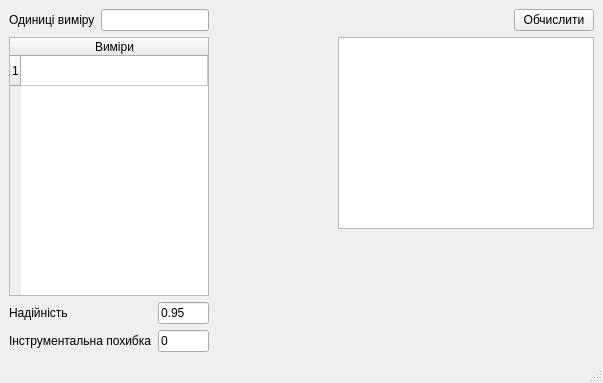
First picture: the form in ui/mainwindow.ui, repository oles1999/Error_calculator, before the edit.
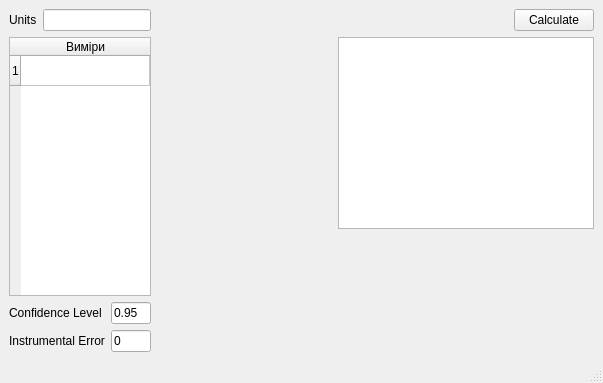
Second picture: the form after the edit. Custom widgets are drawn as their Qt base class.

Patch:
```diff
--- a/ui/mainwindow.ui
+++ b/ui/mainwindow.ui
@@ -25,7 +25,7 @@
         <item>
          <widget class="QLabel" name="label">
           <property name="text">
-           <string>Одиниці виміру</string>
+           <string>Units</string>
           </property>
          </widget>
         </item>
@@ -78,14 +78,14 @@
         <item row="0" column="0">
          <widget class="QLabel" name="label_2">
           <property name="text">
-           <string>Надійність</string>
+           <string>Confidence Level</string>
           </property>
          </widget>
         </item>
         <item row="1" column="0">
          <widget class="QLabel" name="label_3">
           <property name="text">
-           <string>Інструментальна похибка</string>
+           <string>Instrumental Error</string>
           </property>
          </widget>
         </item>
@@ -134,7 +134,7 @@
       <item row="0" column="1">
        <widget class="QPushButton" name="pushButtonRun">
         <property name="text">
-         <string>Обчислити</string>
+         <string>Calculate</string>
         </property>
        </widget>
       </item>
```
